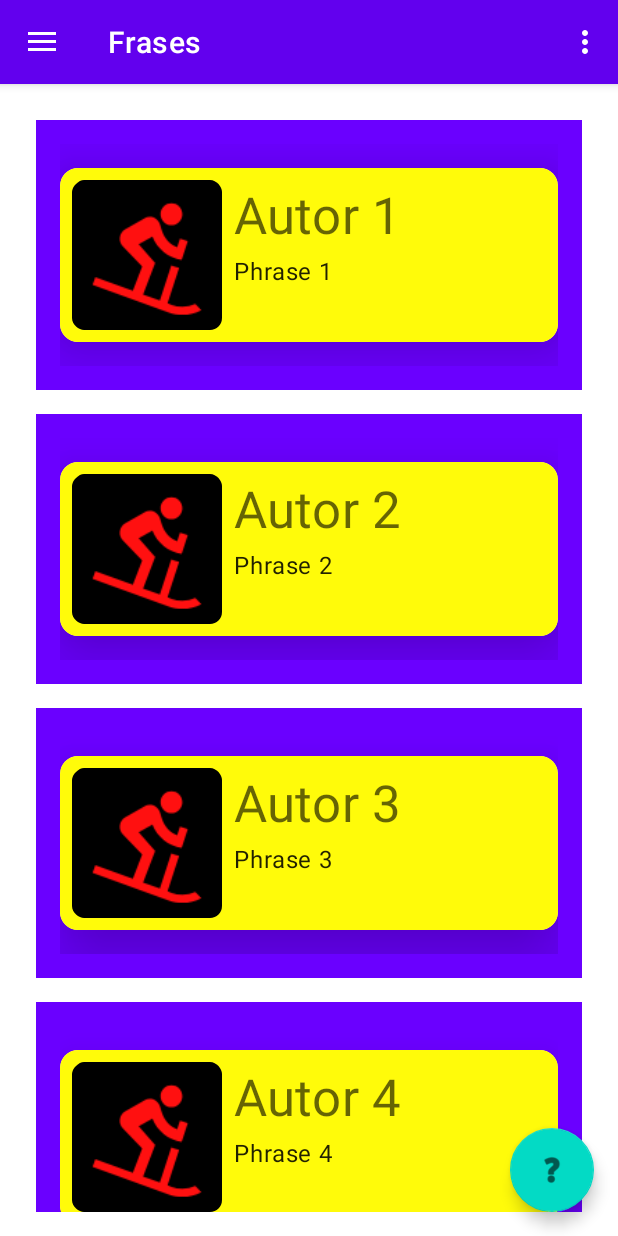
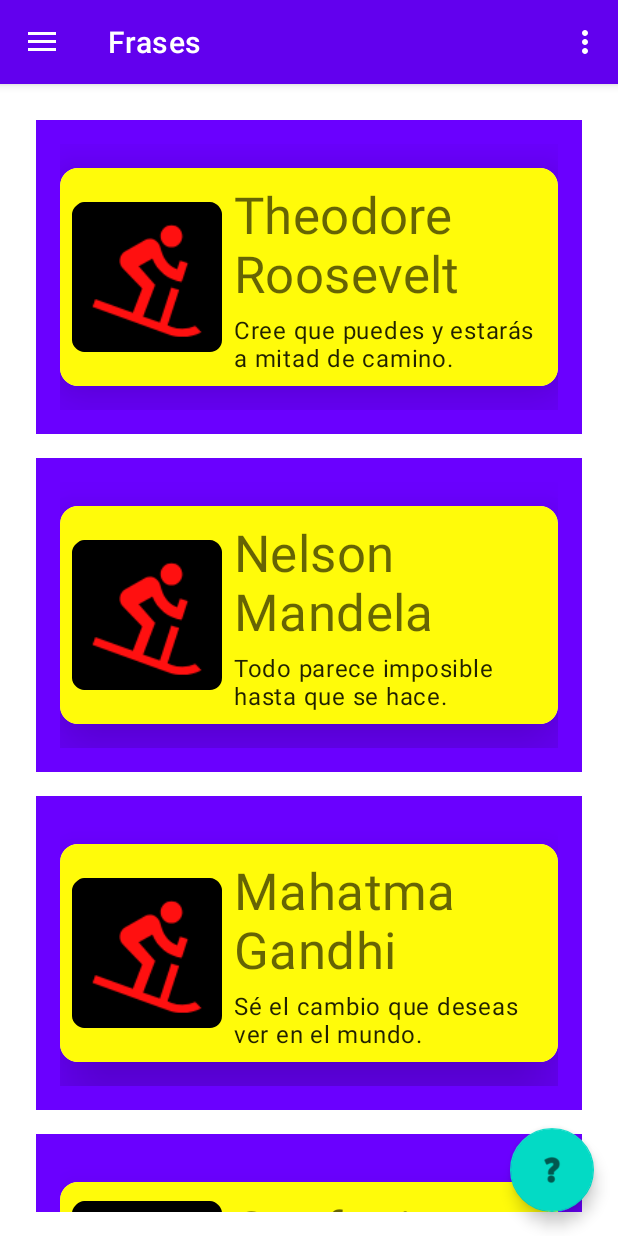
Before and after one commit to ElvisTV/arroz, an Android app: the screen it shows after launch (MainActivity), on a phone screen of 412 x 824 dp. Run offline under Robolectric (Android 15) with nearby library versions, the phone set to English and light mode, and no system bars; our stand-ins replace AdMob, navigation-ui.

Commit message:
modificación de frases

```diff
--- a/app/src/main/java/com/elvistezen/arroz/ui/home/HomeFragment.java
+++ b/app/src/main/java/com/elvistezen/arroz/ui/home/HomeFragment.java
@@ -49,27 +49,27 @@ public class HomeFragment extends Fragment {
 
     private void loadPhrases() {
         Phrase[] phrases = {
-                new Phrase(1, "Autor 1", "Phrase 1", "Significado 1"),
-                new Phrase(2 , "Autor 2  ", "Phrase 2 ", "Significado 2   "),
-                new Phrase(3 , "Autor 3  ", "Phrase 3", "Significado 3   "),
-                new Phrase(4 , "Autor 4  ", "Phrase 4", "Significado 4   "),
-                new Phrase(5 , "Autor 5  ", "Phrase 5", "Significado 5   "),
-                new Phrase(6 , "Autor 6  ", "Phrase 6", "Significado 6   "),
-                new Phrase(7 , "Autor 7  ", "Phrase 7", "Significado 7   "),
-                new Phrase(8 , "Autor 8  ", "Phrase 8", "Significado 8   "),
-                new Phrase(9 , "Autor 9  ", "Phrase 9", "Significado 9   "),
-                new Phrase(10, "Autor 10 ", "Phrase 10", "Significado 10"),
-                new Phrase(11, "Autor 11 ", "Phrase 11", "Significado 11"),
-                new Phrase(12, "Autor 12 ", "Phrase 12", "Significado 12"),
-                new Phrase(13, "Autor 13 ", "Phrase 13", "Significado 13"),
-                new Phrase(14, "Autor 14 ", "Phrase 14", "Significado 14"),
-                new Phrase(15, "Autor 15 ", "Phrase 15", "Significado 15"),
-                new Phrase(16, "Autor 16 ", "Phrase 16", "Significado 16"),
-                new Phrase(17, "Autor 17 ", "Phrase 17", "Significado 17"),
-                new Phrase(18, "Autor 18 ", "Phrase 18", "Significado 18"),
-                new Phrase(19, "Autor 19 ", "Phrase 19", "Significado 19"),
-                new Phrase(20, "Autor 20 ", "Phrase 20", "Significado 20"),
-                new Phrase(21, "Autor 21 ", "Phrase 21", "Significado 21")
+                new Phrase(1,  "Theodore Roosevelt", "Cree que puedes y estarás a mitad de camino.", "La confianza en uno mismo es fundamental para alcanzar cualquier meta."),
+                new Phrase(2 , "Nelson Mandela", "Todo parece imposible hasta que se hace.","Los grandes retos pueden parecer insuperables, pero con perseverancia se logran."),
+                new Phrase(3 , "Mahatma Gandhi", "Sé el cambio que deseas ver en el mundo.", "El cambio global empieza con nuestras propias acciones cotidianas."),
+                new Phrase(4 , "Confucio", "No importa lo lento que vayas, siempre y cuando no te detengas.", "El progreso es progreso, sin importar el ritmo. Lo importante es seguir adelante."),
+                new Phrase(5 , "George Eliot", "Nunca es demasiado tarde para ser quien podrías haber sido.", "No importa la edad o las circunstancias, siempre hay tiempo para reinventarse."),
+                new Phrase(6 , "Peter Drucker", "La mejor manera de predecir el futuro es crearlo.", "No debemos esperar que el futuro suceda; debemos trabajar para construirlo."),
+                new Phrase(7 , "Napoleon Hill", "No esperes. El momento nunca será perfecto.", "No existe un momento ideal para comenzar algo nuevo. La clave es actuar ya."),
+                new Phrase(8 , "Robert Collier", "El éxito es la suma de pequeños esfuerzos repetidos día tras día.", "Las pequeñas acciones constantes son las que realmente nos acercan a nuestras metas."),
+                new Phrase(9 , "Dalai Lama", "La felicidad no es algo hecho. Viene de tus propias acciones.", "La felicidad es un resultado directo de nuestras elecciones y actitudes diarias."),
+                new Phrase(10, "Henry Ford", "El fracaso es una gran oportunidad para empezar otra vez con más inteligencia.", "El fracaso es una gran oportunidad para empezar otra vez con más inteligencia."),
+                new Phrase(11, "Muhammad Ali", "Cuanto más duro trabajo, más suerte tengo.", "El esfuerzo constante es la clave para atraer oportunidades y crear suerte."),
+                new Phrase(12, "Roy T. Bennett", "No temas equivocarte, teme no intentarlo.", "El verdadero fracaso no está en cometer errores, sino en nunca haberlo intentado."),
+                new Phrase(13, "Vidal Sassoon", "No tengas miedo de renunciar a lo bueno para ir por lo grandioso.", "No hay atajos para el éxito. Siempre requiere esfuerzo, trabajo duro y dedicación."),
+                new Phrase(14, "Michael Jordan", "Tienes que esperar cosas de ti mismo antes de poder hacerlas.", "La fe en nuestras propias habilidades es el primer paso para lograr algo grande."),
+                new Phrase(15, "Jim Rohn", "La disciplina es el puente entre las metas y los logros.", "La disciplina diaria es lo que convierte los sueños en realidad. Sin ella, las metas siguen siendo deseos."),
+                new Phrase(16, "Sócrates", "El secreto del cambio es enfocar toda tu energía, no en luchar contra lo viejo, sino en construir lo nuevo", "El cambio positivo proviene de concentrarse en el futuro y en lo que podemos crear, no en lo que hemos dejado atrás"),
+                new Phrase(17, "Robert T. Kiyosaki", "El fracaso derrota a los perdedores e inspira a los ganadores.", "Los fracasos son oportunidades para aprender y mejorar. Los vencedores los ven como parte del camino hacia el éxito."),
+                new Phrase(18, "Maya Angelou", "El éxito es amar la vida y atreverte a vivirla.", "Vivir plenamente y con valentía es la verdadera definición de éxito."),
+                new Phrase(19, "Samuel Johnson", "Las grandes obras no son hechas con fuerza, sino con perseverancia", "La constancia, más que la fuerza, es lo que permite lograr cosas extraordinarias."),
+                new Phrase(20, "F. Scott Fitzgerald", "Nuestras vidas se definen por las oportunidades, incluso las que perdemos.", "Cada oportunidad, tomada o no, moldea el curso de nuestras vidas. Debemos estar atentos a las que se presentan."),
+                new Phrase(21, "John Wooden", "Haz de cada día tu obra maestra.", "No esperes para hacer algo extraordinario en el futuro. Aprovecha cada día para crear algo valioso.")
         };
         for (Phrase phrase : phrases) {
             phraseList.add(phrase);
```
